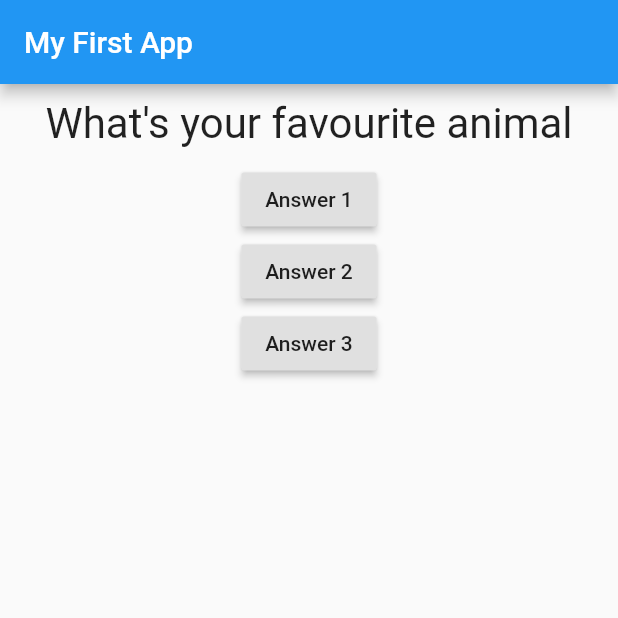
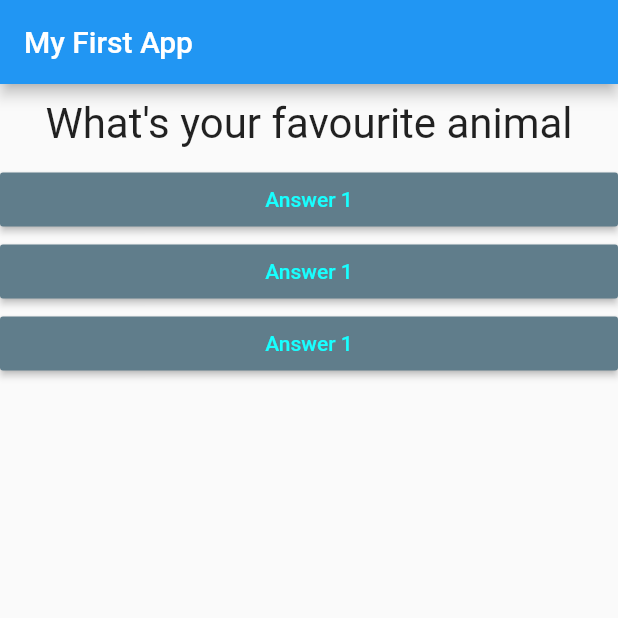
Before and after one commit to darshangit/flutter-app-1, a Flutter app: the screen it shows after launch, after a tap on "Answer 1", on a phone screen of 412 x 824 dp, the top half of it. Run offline on Flutter 3.47's test engine with Material 2 defaults, Android fonts, the phone set to English and light mode, and no system bars.

```diff
--- /dev/null
+++ b/lib/answer.dart
@@ -0,0 +1,20 @@
+import 'package:flutter/material.dart';
+
+class Answer extends StatelessWidget {
+  final Function selectionHandler;
+
+  Answer(this.selectionHandler);
+
+  @override
+  Widget build(BuildContext context) {
+    return Container(
+      width: double.infinity,
+      child: RaisedButton(
+        color: Colors.blueGrey,
+        textColor: Colors.cyanAccent,
+        child: Text('Answer 1'),
+        onPressed: selectionHandler,
+      ),
+    );
+  }
+}
--- a/lib/main.dart
+++ b/lib/main.dart
@@ -1,5 +1,6 @@
 import 'package:flutter/material.dart';
 import './question.dart';
+import './answer.dart';
 
 void main() => runApp(MyApp()); // can use when we have only 1 expression
 
@@ -13,7 +14,7 @@ class MyApp extends StatefulWidget {
 class _MyAppState extends State<MyApp> {
   var _questionIndex = 0;
 
-  void answerQuestion() {
+  void _answerQuestion() {
     setState(() {
       _questionIndex = _questionIndex + 1;
     });
@@ -33,20 +34,9 @@ class _MyAppState extends State<MyApp> {
         ),
         body: Column(children: <Widget>[
           Question(questions[_questionIndex]),
-          RaisedButton(
-            child: Text('Answer 1'),
-            onPressed: answerQuestion,
-          ),
-          RaisedButton(
-            child: Text('Answer 2'),
-            onPressed: () => print('Answer Chose 2'),
-          ),
-          RaisedButton(
-            child: Text('Answer 3'),
-            onPressed: () {
-              print('Answer 3 chosen');
-            },
-          )
+          Answer(_answerQuestion),
+          Answer(_answerQuestion),
+          Answer(_answerQuestion),
         ]),
       ),
     );
```
